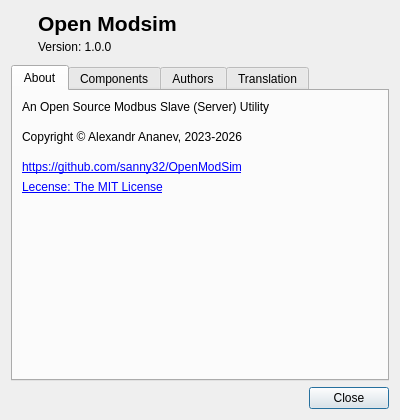
Qt form omodsim/dialogs/dialogabout.ui (sanny32/OpenModSim) before a commit.
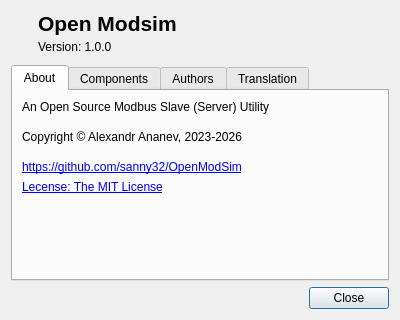
The same form after that commit. Icons and pictures are not drawn. Custom widgets are drawn as their Qt base class.

Commit message: Testing sizeHint for about dialog

The edit to the form file:
```diff
--- a/omodsim/dialogs/dialogabout.ui
+++ b/omodsim/dialogs/dialogabout.ui
@@ -7,15 +7,9 @@
     <x>0</x>
     <y>0</y>
     <width>400</width>
-    <height>420</height>
+    <height>320</height>
    </rect>
   </property>
-  <property name="minimumSize">
-   <size>
-    <width>400</width>
-    <height>420</height>
-   </size>
-  </property>
   <property name="windowTitle">
    <string>About...</string>
   </property>
@@ -185,7 +179,7 @@
          </property>
          <property name="sizeHint" stdset="0">
           <size>
-           <width>20</width>
+           <width>0</width>
            <height>40</height>
           </size>
          </property>
```
Left out of the diff: 37 changed lines with no effect on the pictures. The commit also changes 2 other files.
